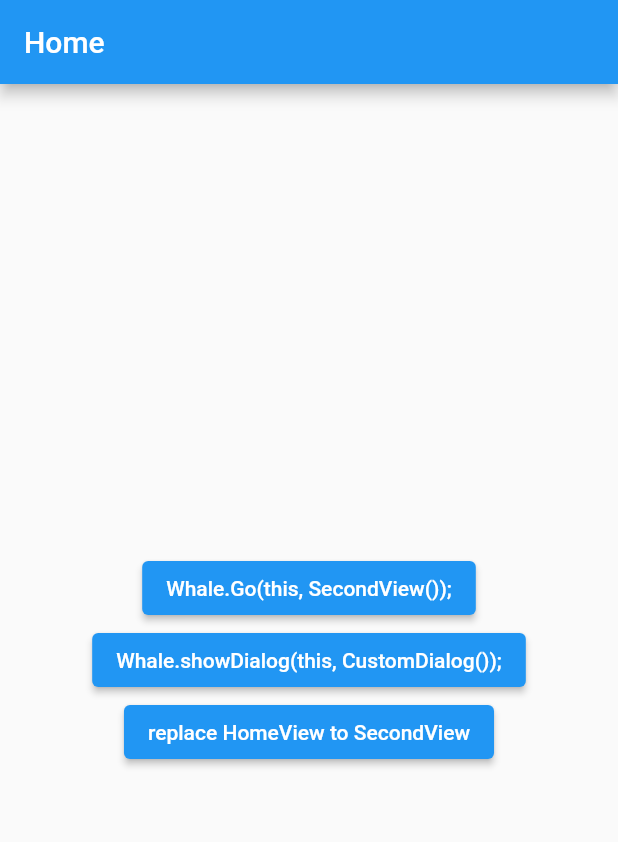
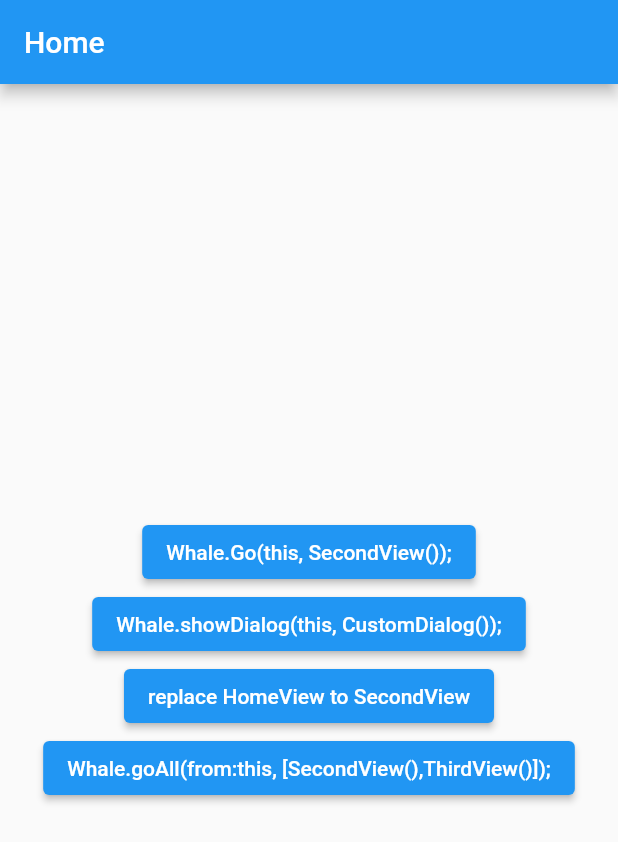
Before and after one commit to bebe0612/whale, a Flutter app: the screen it shows after launch, on a phone screen of 412 x 824 dp. Shown: the top 842 px of the screen. Run offline on Flutter 3.47's test engine with Material 2 defaults, Android fonts, the phone set to English and light mode, and no system bars.

Commit message:
test : Add goAll example code

```diff
--- a/example/lib/views/home_view.dart
+++ b/example/lib/views/home_view.dart
@@ -1,5 +1,6 @@
 import 'package:example/dialogs/custom_dialog.dart';
 import 'package:example/views/second_view.dart';
+import 'package:example/views/third_view.dart';
 import 'package:flutter/material.dart';
 import 'package:whale/whale.dart';
 
@@ -45,6 +46,14 @@ class HomeView extends StatelessWidget {
                   Whale.replaceByWidget(from: this, to: SecondView());
                 },
                 child: const Text("replace HomeView to SecondView")),
+            ElevatedButton(
+                onPressed: () {
+                  Whale.goAll(
+                      from: this,
+                      views: [const SecondView(), const ThirdView()]);
+                },
+                child: const Text(
+                    "Whale.goAll(from:this, [SecondView(),ThirdView()]);")),
           ],
         ),
       ),
```
